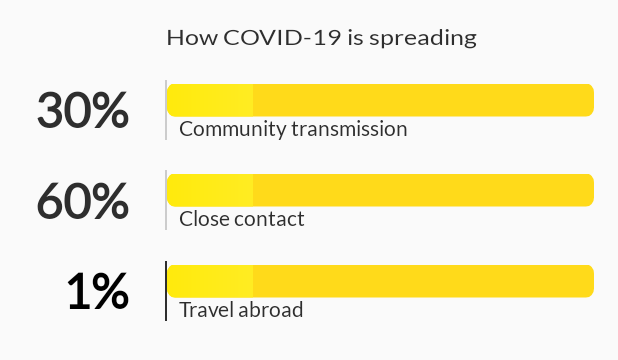
After one commit to francislainy/CovidTracker, an Android app: the layout covid_spreading_layout.xml on its own in the app's theme, with its tools: preview values and no code run, on a phone screen of 412 x 824 dp. The commit adds this screen. Shown: the top 360 px of the screen. Run offline under Robolectric (Android 15) with nearby library versions, the phone set to English and light mode, and no system bars.

Commit message:
Display totals for How covid is spreading section.

```diff
--- /dev/null
+++ b/app/src/main/res/layout/covid_spreading_layout.xml
@@ -0,0 +1,178 @@
+<?xml version="1.0" encoding="utf-8"?>
+<androidx.constraintlayout.widget.ConstraintLayout xmlns:android="http://schemas.android.com/apk/res/android"
+    xmlns:app="http://schemas.android.com/apk/res-auto"
+    xmlns:tools="http://schemas.android.com/tools"
+    android:id="@+id/covidSpreadingLayout"
+    android:layout_width="match_parent"
+    android:layout_height="wrap_content"
+    app:layout_constraintTop_toBottomOf="@+id/nationalTotalsLayout">
+
+    <TextView
+        android:id="@+id/tvHowSpreadingHeader"
+        android:layout_width="0dp"
+        android:layout_height="wrap_content"
+        android:layout_marginStart="16dp"
+        android:gravity="center"
+        android:textScaleX="1.2"
+        android:layout_marginTop="16dp"
+        android:layout_marginBottom="16dp"
+        android:textColor="@color/text"
+        android:text="How COVID-19 is spreading"
+        app:layout_constraintStart_toStartOf="parent"
+        app:layout_constraintEnd_toEndOf="parent"
+        app:layout_constraintTop_toTopOf="parent" />
+
+    <TextView
+        android:id="@+id/tvTotalCommunity"
+        android:layout_width="70dp"
+        android:gravity="end"
+        android:layout_height="wrap_content"
+        android:layout_marginStart="16dp"
+        android:paddingTop="4dp"
+        android:paddingBottom="4dp"
+        tools:text="30%"
+        android:textColor="@color/text"
+        android:textSize="32sp"
+        android:layout_marginTop="16dp"
+        android:textStyle="bold"
+        app:layout_constraintStart_toStartOf="parent"
+        app:layout_constraintTop_toBottomOf="@+id/tvHowSpreadingHeader" />
+
+    <View
+        android:id="@+id/view"
+        android:layout_width="1dp"
+        android:layout_height="40dp"
+        android:layout_marginStart="24dp"
+        android:background="@color/greyCcc"
+        app:layout_constraintBottom_toBottomOf="@id/tvTotalCommunity"
+        app:layout_constraintStart_toEndOf="@id/tvTotalCommunity"
+        app:layout_constraintTop_toTopOf="@+id/tvTotalCommunity" />
+
+    <ProgressBar
+        android:id="@id/pbCommunity"
+        style="@style/pbStyle"
+        android:layout_marginTop="4dp"
+        android:layout_marginEnd="16dp"
+        android:scaleY="1.1"
+        app:layout_constraintBottom_toTopOf="@+id/tvCommunityTransmissionLabel"
+        app:layout_constraintEnd_toEndOf="parent"
+        app:layout_constraintHorizontal_bias="0.5"
+        app:layout_constraintStart_toEndOf="@id/view"
+        app:layout_constraintTop_toTopOf="@+id/tvTotalCommunity"
+        app:layout_constraintVertical_chainStyle="packed" />
+
+    <TextView
+        android:id="@+id/tvCommunityTransmissionLabel"
+        android:layout_width="wrap_content"
+        android:layout_height="wrap_content"
+        android:layout_marginStart="8dp"
+        android:textColor="@color/text"
+        android:text="Community transmission"
+        app:layout_constraintBottom_toBottomOf="@+id/tvTotalCommunity"
+        app:layout_constraintStart_toStartOf="@id/pbCommunity"
+        app:layout_constraintTop_toBottomOf="@+id/pbCommunity" />
+
+
+    <TextView
+        android:id="@+id/tvTotalCloseContact"
+        android:layout_width="0dp"
+        android:layout_height="wrap_content"
+        android:layout_marginTop="16dp"
+        android:paddingTop="4dp"
+        android:paddingBottom="4dp"
+        tools:text="60%"
+        android:gravity="end"
+        android:textSize="32sp"
+        android:textStyle="bold"
+        android:textColor="@color/text"
+        app:layout_constraintEnd_toEndOf="@+id/tvTotalCommunity"
+        app:layout_constraintStart_toStartOf="@+id/tvTotalCommunity"
+        app:layout_constraintTop_toBottomOf="@+id/tvCommunityTransmissionLabel" />
+
+    <View
+        android:id="@+id/view2"
+        android:layout_width="1dp"
+        android:layout_height="40dp"
+        android:layout_marginStart="24dp"
+        android:background="@color/greyCcc"
+        app:layout_constraintBottom_toBottomOf="@id/tvTotalCloseContact"
+        app:layout_constraintStart_toEndOf="@id/tvTotalCloseContact"
+        app:layout_constraintTop_toTopOf="@+id/tvTotalCloseContact" />
+
+    <ProgressBar
+        android:id="@+id/pbCloseContact"
+        style="@style/pbStyle"
+        android:layout_marginTop="4dp"
+        android:layout_marginEnd="16dp"
+        android:scaleY="1.1"
+        app:layout_constraintBottom_toTopOf="@+id/tvCloseContactLabel"
+        app:layout_constraintEnd_toEndOf="parent"
+        app:layout_constraintHorizontal_bias="0.5"
+        app:layout_constraintStart_toEndOf="@id/view2"
+        app:layout_constraintTop_toTopOf="@+id/tvTotalCloseContact"
+        app:layout_constraintVertical_chainStyle="packed" />
+
+    <TextView
+        android:id="@+id/tvCloseContactLabel"
+        android:layout_width="wrap_content"
+        android:layout_height="wrap_content"
+        android:layout_marginStart="8dp"
+        android:text="Close contact"
+        android:textColor="@color/text"
+        app:layout_constraintBottom_toBottomOf="@+id/tvTotalCloseContact"
+        app:layout_constraintStart_toStartOf="@id/pbCloseContact"
+        app:layout_constraintTop_toBottomOf="@+id/pbCloseContact" />
+
+
+    <TextView
+        android:id="@+id/tvTotalTravelAbroad"
+        android:layout_width="0dp"
+        android:layout_height="wrap_content"
+        android:layout_marginTop="16dp"
+        android:paddingTop="4dp"
+        android:paddingBottom="4dp"
+        tools:text="1%"
+        android:gravity="end"
+        android:textSize="32sp"
+        android:textColor="@color/black"
+        android:textStyle="bold"
+        app:layout_constraintEnd_toEndOf="@+id/tvTotalCloseContact"
+        app:layout_constraintStart_toStartOf="@+id/tvTotalCloseContact"
+        app:layout_constraintTop_toBottomOf="@+id/tvCloseContactLabel" />
+
+    <View
+        android:id="@+id/view3"
+        android:layout_width="1dp"
+        android:layout_height="40dp"
+        android:layout_marginStart="24dp"
+        android:background="@color/text"
+        app:layout_constraintBottom_toBottomOf="@id/tvTotalTravelAbroad"
+        app:layout_constraintStart_toEndOf="@id/tvTotalTravelAbroad"
+        app:layout_constraintTop_toTopOf="@+id/tvTotalTravelAbroad" />
+
+    <ProgressBar
+        android:id="@+id/pbTravelAbroad"
+        style="@style/pbStyle"
+        android:layout_marginTop="4dp"
+        android:layout_marginEnd="16dp"
+        android:scaleY="1.1"
+        app:layout_constraintBottom_toTopOf="@+id/tvTravelAbroadLabel"
+        app:layout_constraintEnd_toEndOf="parent"
+        app:layout_constraintHorizontal_bias="0.5"
+        app:layout_constraintStart_toEndOf="@id/view3"
+        app:layout_constraintTop_toTopOf="@+id/tvTotalTravelAbroad"
+        app:layout_constraintVertical_chainStyle="packed" />
+
+    <TextView
+        android:id="@+id/tvTravelAbroadLabel"
+        android:layout_width="wrap_content"
+        android:layout_height="wrap_content"
+        android:layout_marginStart="8dp"
+        android:text="Travel abroad"
+        android:textColor="@color/text"
+        app:layout_constraintBottom_toBottomOf="@+id/tvTotalTravelAbroad"
+        app:layout_constraintStart_toStartOf="@id/pbTravelAbroad"
+        app:layout_constraintTop_toBottomOf="@+id/pbTravelAbroad" />
+
+
+</androidx.constraintlayout.widget.ConstraintLayout>
```
Also changed, not shown: app/src/main/java/com/example/covidtracker/api/GetCovidSpreadingAPI.kt (added, +84 -0 lines), app/src/main/java/com/example/covidtracker/fragments/UpdatesFragment.kt (+52 -2 lines), app/src/main/java/com/example/covidtracker/network/ApiInterface.kt (+7 -0 lines), app/src/main/res/layout/fragment_updates.xml (+16 -4 lines).
